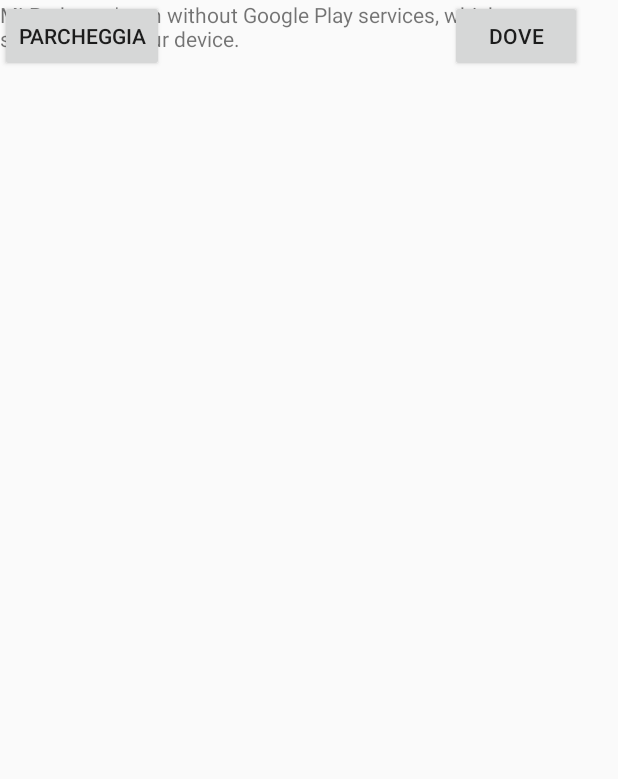
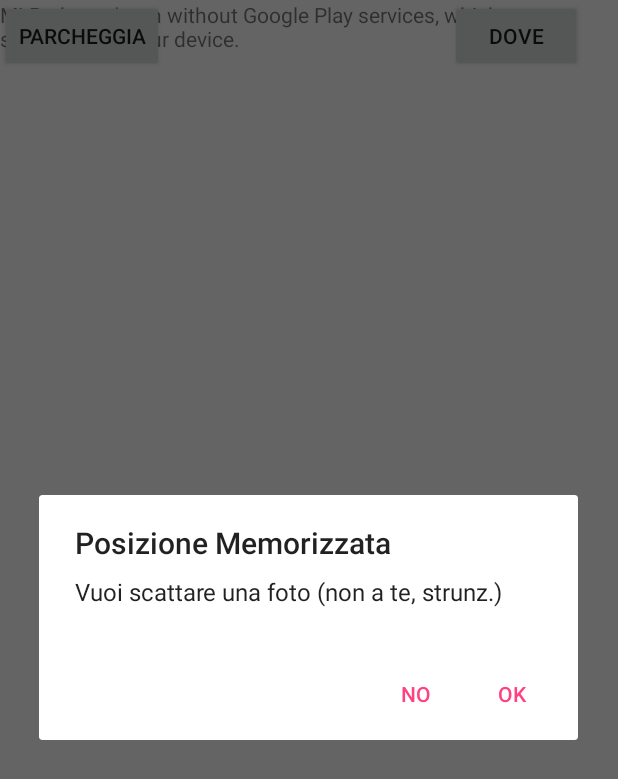
Before and after one commit to LucaLav/MLPark_Final, an Android app: the screen it shows after launch (MapsActivity), after a tap on "PARCHEGGIA", on a phone screen of 412 x 824 dp. Shown: the top 779 px of the screen. Run offline under Robolectric (Android 15) with nearby library versions, the phone set to English and light mode, and no system bars; 6 statements that could not run were skipped.

Commit message:
dialog dopo button aggiunto

```diff
--- a/app/src/main/java/com/capone/lavorato/mlpark/MapsActivity.java
+++ b/app/src/main/java/com/capone/lavorato/mlpark/MapsActivity.java
@@ -1,6 +1,9 @@
 package com.capone.lavorato.mlpark;
 
+import android.app.AlertDialog;
+import android.app.Dialog;
 import android.content.Context;
+import android.content.DialogInterface;
 import android.content.pm.PackageManager;
 import android.location.Location;
 import android.location.LocationListener;
@@ -124,13 +127,18 @@ public class MapsActivity extends FragmentActivity implements OnMapReadyCallback
         mMap.moveCamera(CameraUpdateFactory.newLatLng(location));
         mMap.animateCamera(CameraUpdateFactory.zoomTo((float) (0.9*mMap.getMaxZoomLevel())));
 
-        //coordinate
         String coord = Double.toString(myLocation.latitude)+"\n"+Double.toString(myLocation.longitude);
 
+        //salva file con coordinate
         FileOutputStream fos = openFileOutput(FILENAME, Context.MODE_PRIVATE);
         fos.write(coord.getBytes());
         fos.close();
 
+        //conferma a video
+        Toast.makeText(this,"posizione parcheggio memorizzata", Toast.LENGTH_SHORT).show();
+
+        MyDialog dialog = new MyDialog();
+        dialog.show(getFragmentManager(),"123");
     }
 
     public void retrieveMarker() throws IOException {
--- /dev/null
+++ b/app/src/main/java/com/capone/lavorato/mlpark/MyDialog.java
@@ -0,0 +1,42 @@
+package com.capone.lavorato.mlpark;
+
+import android.app.AlertDialog;
+import android.app.Dialog;
+import android.app.DialogFragment;
+import android.content.DialogInterface;
+import android.os.Bundle;
+import android.support.annotation.NonNull;
+import android.util.Log;
+
+/**
+ * Created by capuan on 05/01/17.
+ */
+
+public class MyDialog extends DialogFragment{
+
+    @Override
+    public Dialog onCreateDialog (Bundle savedInstanceState){
+
+        AlertDialog.Builder builder = new AlertDialog.Builder(getActivity())
+                .setTitle("Posizione Memorizzata")
+                .setMessage("Vuoi scattare una foto (non a te, strunz.)");
+
+        builder.setPositiveButton("OK", new DialogInterface.OnClickListener() {
+            @Override
+            public void onClick(DialogInterface dialog, int which) {
+
+                Log.i("info","Ti scatterò una foto");
+
+            }
+        })
+                .setNegativeButton("NO", new DialogInterface.OnClickListener() {
+                    @Override
+                    public void onClick(DialogInterface dialog, int which) {
+
+                    }
+                });
+
+        return builder.create();
+    }
+
+}
```
